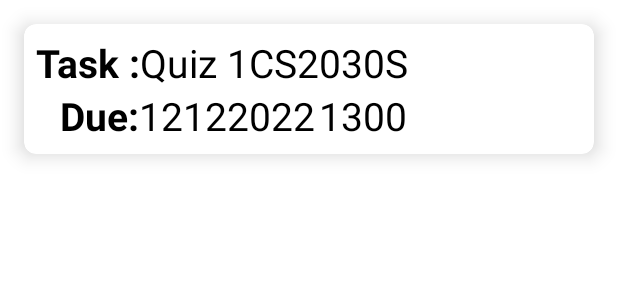
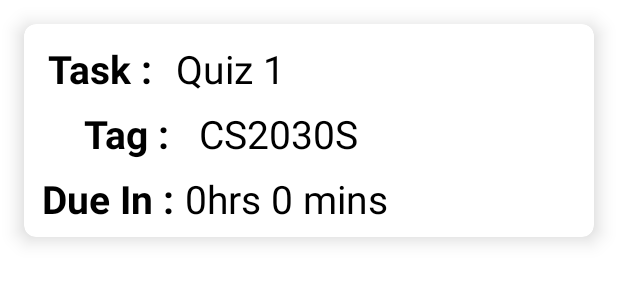
Before and after one commit to seanfirefox/TheGrumpyNUSFreshman, an Android app: the layout announcement_todolist.xml on its own in the app's theme, with its tools: preview values and no code run, on a phone screen of 412 x 824 dp. Shown: the top 300 px of the screen. Run offline under Robolectric (Android 15) with nearby library versions, the phone set to English and light mode, and no system bars; Roboto replaces fonts that are not available here.

Commit message:
Add Duration Left for Tasks in Announcements

```diff
--- a/PlanNUS/app/build.gradle
+++ b/PlanNUS/app/build.gradle
@@ -45,6 +45,7 @@ dependencies {
     implementation 'androidx.navigation:navigation-ui:2.3.5'
     implementation 'javax.inject:javax.inject:1'
     implementation 'com.google.android.datatransport:transport-runtime:3.0.1'
+    implementation files('joda-time-2.10.14.jar')
     testImplementation 'junit:junit:4.13.2'
     androidTestImplementation 'androidx.test.ext:junit:1.1.3'
     androidTestImplementation 'androidx.test.espresso:espresso-core:3.4.0'
--- a/PlanNUS/app/src/main/java/com/example/plannus/DateTimeDialog.java
+++ b/PlanNUS/app/src/main/java/com/example/plannus/DateTimeDialog.java
@@ -45,7 +45,9 @@ public class DateTimeDialog {
             @Override
             public void onDateSet(DatePicker view, int year, int month, int dayOfMonth) {
                 month = month + 1;
-                String date = dayOfMonth + "/" + month + "/" + year;
+                String date = (dayOfMonth < 10 ? "0" + dayOfMonth : dayOfMonth)
+                        + "/" + (month < 10 ? "0" + month : month)
+                        + "/" + year;
                 dialog.setText(date);
             }
         };
--- a/PlanNUS/app/src/main/res/layout/announcement_todolist.xml
+++ b/PlanNUS/app/src/main/res/layout/announcement_todolist.xml
@@ -18,11 +18,12 @@
             android:id="@+id/taskHeaderAnnouncements"
             android:layout_width="wrap_content"
             android:layout_height="wrap_content"
+            android:layout_marginStart="8dp"
+            android:layout_marginTop="4dp"
             android:text="Task :"
             android:textColor="@color/black"
             android:textSize="26sp"
             android:textStyle="bold"
-            app:layout_constraintBottom_toTopOf="@+id/dueHeaderAnnouncements"
             app:layout_constraintStart_toStartOf="parent"
             app:layout_constraintTop_toTopOf="parent" />
 
@@ -30,11 +31,14 @@
             android:id="@+id/toDoTaskAnnouncements"
             android:layout_width="wrap_content"
             android:layout_height="wrap_content"
+            android:layout_marginStart="16dp"
+            android:layout_marginTop="4dp"
             android:layout_toEndOf="@id/taskHeaderAnnouncements"
             android:text="Quiz 1"
             android:textColor="@color/black"
             android:textSize="26sp"
-            app:layout_constraintBottom_toTopOf="@+id/deadlineDateAnnouncements"
+            app:layout_constraintEnd_toEndOf="parent"
+            app:layout_constraintHorizontal_bias="0.0"
             app:layout_constraintStart_toEndOf="@+id/taskHeaderAnnouncements"
             app:layout_constraintTop_toTopOf="parent" />
 
@@ -42,57 +46,62 @@
             android:id="@+id/moduleNameAnnouncements"
             android:layout_width="wrap_content"
             android:layout_height="wrap_content"
-            android:layout_above="@id/deadlineTimeAnnouncements"
             android:layout_alignParentEnd="true"
+            android:layout_marginStart="20dp"
+            android:layout_marginTop="8dp"
             android:layout_toEndOf="@id/toDoTaskAnnouncements"
             android:text="CS2030S"
             android:textColor="@color/black"
             android:textSize="26sp"
-            app:layout_constraintBottom_toTopOf="@+id/deadlineTimeAnnouncements"
             app:layout_constraintEnd_toEndOf="parent"
             app:layout_constraintHorizontal_bias="0.0"
-            app:layout_constraintStart_toEndOf="@+id/toDoTaskAnnouncements"
-            app:layout_constraintTop_toTopOf="parent" />
+            app:layout_constraintStart_toEndOf="@+id/tagAnnouncements"
+            app:layout_constraintTop_toBottomOf="@+id/toDoTaskAnnouncements" />
 
         <TextView
             android:id="@+id/dueHeaderAnnouncements"
             android:layout_width="wrap_content"
             android:layout_height="wrap_content"
             android:layout_below="@id/taskHeaderAnnouncements"
-            android:layout_marginStart="16dp"
-            android:text="Due:"
+            android:layout_marginStart="4dp"
+            android:layout_marginTop="8dp"
+            android:text="Due In :"
             android:textColor="@color/black"
             android:textSize="26sp"
             android:textStyle="bold"
             app:layout_constraintBottom_toBottomOf="parent"
-            app:layout_constraintStart_toStartOf="parent" />
+            app:layout_constraintStart_toStartOf="parent"
+            app:layout_constraintTop_toBottomOf="@+id/tagAnnouncements"
+            app:layout_constraintVertical_bias="0.033" />
 
         <TextView
-            android:id="@+id/deadlineDateAnnouncements"
+            android:id="@+id/countdownAnnouncements"
             android:layout_width="wrap_content"
             android:layout_height="wrap_content"
             android:layout_below="@id/taskHeaderAnnouncements"
+            android:layout_marginTop="8dp"
             android:layout_toEndOf="@+id/dueHeaderAnnouncements"
-            android:text="12122022"
-            android:textColor="@color/black"
-            android:textSize="26sp"
-            app:layout_constraintBottom_toBottomOf="parent"
-            app:layout_constraintStart_toEndOf="@+id/dueHeaderAnnouncements" />
-
-        <TextView
-            android:id="@+id/deadlineTimeAnnouncements"
-            android:layout_width="wrap_content"
-            android:layout_height="wrap_content"
-            android:layout_below="@id/taskHeaderAnnouncements"
-            android:layout_alignParentEnd="true"
-            android:layout_toEndOf="@id/deadlineDateAnnouncements"
-            android:text="1300"
+            android:text="0hrs 0 mins"
             android:textColor="@color/black"
             android:textSize="26sp"
             app:layout_constraintBottom_toBottomOf="parent"
             app:layout_constraintEnd_toEndOf="parent"
-            app:layout_constraintHorizontal_bias="0.023"
-            app:layout_constraintStart_toEndOf="@+id/deadlineDateAnnouncements" />
+            app:layout_constraintHorizontal_bias="0.052"
+            app:layout_constraintStart_toEndOf="@+id/dueHeaderAnnouncements"
+            app:layout_constraintTop_toBottomOf="@+id/moduleNameAnnouncements" />
+
+        <TextView
+            android:id="@+id/tagAnnouncements"
+            android:layout_width="wrap_content"
+            android:layout_height="wrap_content"
+            android:layout_marginStart="32dp"
+            android:layout_marginTop="8dp"
+            android:text="Tag :"
+            android:textColor="@color/black"
+            android:textSize="26sp"
+            android:textStyle="bold"
+            app:layout_constraintStart_toStartOf="parent"
+            app:layout_constraintTop_toBottomOf="@+id/taskHeaderAnnouncements" />
 
 
     </androidx.constraintlayout.widget.ConstraintLayout>
```
Also changed, not shown: PlanNUS/app/src/main/java/com/example/plannus/AnnouncementsAdapter.java (+32 -7 lines), 1 other file.
